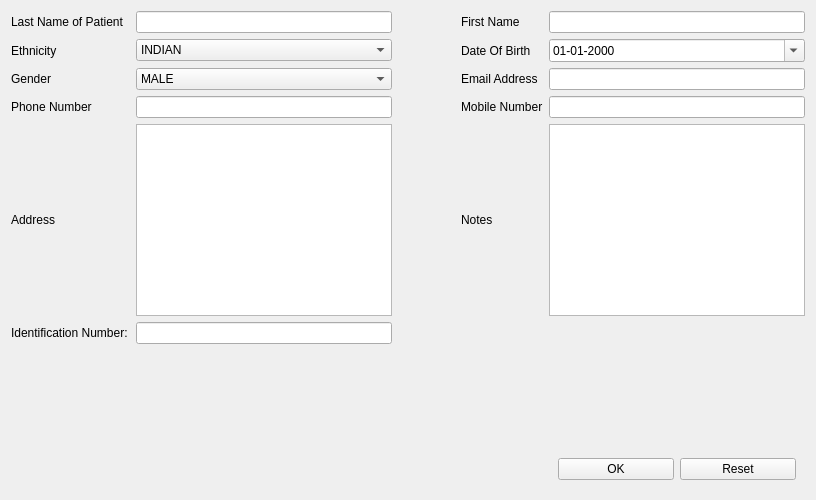
The window that ui/addpatient.ui (creativepsyco/panex-client) describes before a commit, drawn with Qt 5.
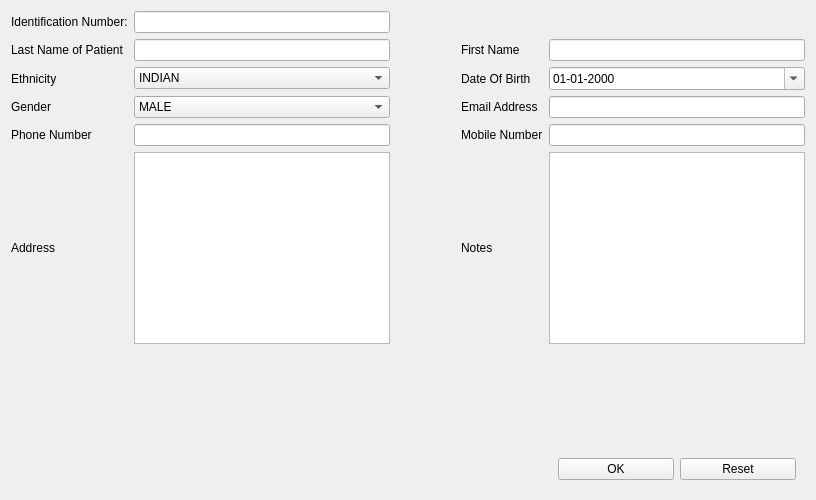
The same window after the commit.

Commit message: layout changes to the add patient from

```diff
--- a/ui/addpatient.ui
+++ b/ui/addpatient.ui
@@ -20,7 +20,50 @@
    <string>Form</string>
   </property>
   <layout class="QGridLayout" name="gridLayout">
-   <item row="10" column="6">
+   <item row="8" column="2">
+    <widget class="QLineEdit" name="txtPhoneNumber"/>
+   </item>
+   <item row="10" column="2">
+    <widget class="QTextEdit" name="txtAddress">
+     <property name="sizePolicy">
+      <sizepolicy hsizetype="Expanding" vsizetype="Expanding">
+       <horstretch>0</horstretch>
+       <verstretch>0</verstretch>
+      </sizepolicy>
+     </property>
+    </widget>
+   </item>
+   <item row="7" column="2">
+    <widget class="QComboBox" name="genderChoice">
+     <item>
+      <property name="text">
+       <string>MALE</string>
+      </property>
+     </item>
+     <item>
+      <property name="text">
+       <string>FEMALE</string>
+      </property>
+     </item>
+    </widget>
+   </item>
+   <item row="5" column="6">
+    <widget class="QDateEdit" name="dateOfBirth">
+     <property name="sizePolicy">
+      <sizepolicy hsizetype="Preferred" vsizetype="Fixed">
+       <horstretch>0</horstretch>
+       <verstretch>0</verstretch>
+      </sizepolicy>
+     </property>
+     <property name="displayFormat">
+      <string>dd-MM-yyyy</string>
+     </property>
+     <property name="calendarPopup">
+      <bool>true</bool>
+     </property>
+    </widget>
+   </item>
+   <item row="13" column="6">
     <spacer name="horizontalSpacer_2">
      <property name="orientation">
       <enum>Qt::Horizontal</enum>
@@ -33,34 +76,67 @@
      </property>
     </spacer>
    </item>
-   <item row="0" column="2">
+   <item row="5" column="4">
+    <widget class="QLabel" name="label_4">
+     <property name="text">
+      <string>Date Of Birth</string>
+     </property>
+    </widget>
+   </item>
+   <item row="14" column="6" rowspan="3">
+    <widget class="QFrame" name="frame">
+     <property name="frameShape">
+      <enum>QFrame::NoFrame</enum>
+     </property>
+     <property name="frameShadow">
+      <enum>QFrame::Raised</enum>
+     </property>
+     <layout class="QHBoxLayout" name="horizontalLayout">
+      <item>
+       <widget class="QPushButton" name="btnAddPatient">
+        <property name="text">
+         <string>OK</string>
+        </property>
+       </widget>
+      </item>
+      <item>
+       <widget class="QPushButton" name="btnReset">
+        <property name="text">
+         <string>Reset</string>
+        </property>
+       </widget>
+      </item>
+     </layout>
+    </widget>
+   </item>
+   <item row="3" column="2">
     <widget class="QLineEdit" name="txtPatientLastName"/>
    </item>
-   <item row="0" column="0">
+   <item row="3" column="0">
     <widget class="QLabel" name="label">
      <property name="text">
       <string>Last Name of Patient</string>
      </property>
     </widget>
    </item>
-   <item row="0" column="4">
+   <item row="3" column="4">
     <widget class="QLabel" name="label_2">
      <property name="text">
       <string>First Name</string>
      </property>
     </widget>
    </item>
-   <item row="2" column="0">
+   <item row="5" column="0">
     <widget class="QLabel" name="label_3">
      <property name="text">
       <string>Ethnicity</string>
      </property>
     </widget>
    </item>
-   <item row="0" column="6">
+   <item row="3" column="6">
     <widget class="QLineEdit" name="txtPatientFirstName"/>
    </item>
-   <item row="2" column="2">
+   <item row="5" column="2">
     <widget class="QComboBox" name="ethnicityChoice">
      <item>
       <property name="text">
@@ -84,98 +160,24 @@
      </item>
     </widget>
    </item>
-   <item row="5" column="4">
+   <item row="8" column="4">
     <widget class="QLabel" name="label_8">
      <property name="text">
       <string>Mobile Number</string>
      </property>
     </widget>
    </item>
-   <item row="2" column="4">
-    <widget class="QLabel" name="label_4">
-     <property name="text">
-      <string>Date Of Birth</string>
-     </property>
-    </widget>
-   </item>
-   <item row="2" column="6">
-    <widget class="QDateEdit" name="dateOfBirth">
-     <property name="sizePolicy">
-      <sizepolicy hsizetype="Preferred" vsizetype="Fixed">
-       <horstretch>0</horstretch>
-       <verstretch>0</verstretch>
-      </sizepolicy>
-     </property>
-     <property name="displayFormat">
-      <string>dd-MM-yyyy</string>
-     </property>
-     <property name="calendarPopup">
-      <bool>true</bool>
-     </property>
-    </widget>
-   </item>
-   <item row="4" column="2">
-    <widget class="QComboBox" name="genderChoice">
-     <item>
-      <property name="text">
-       <string>MALE</string>
-      </property>
-     </item>
-     <item>
-      <property name="text">
-       <string>FEMALE</string>
-      </property>
-     </item>
-    </widget>
-   </item>
-   <item row="4" column="0">
-    <widget class="QLabel" name="label_5">
-     <property name="text">
-      <string>Gender</string>
-     </property>
-    </widget>
-   </item>
-   <item row="4" column="4">
-    <widget class="QLabel" name="label_9">
-     <property name="text">
-      <string>Email Address</string>
-     </property>
-    </widget>
-   </item>
-   <item row="4" column="6">
-    <widget class="QLineEdit" name="txtEmail"/>
-   </item>
-   <item row="5" column="2">
-    <widget class="QLineEdit" name="txtPhoneNumber"/>
-   </item>
-   <item row="5" column="0">
-    <widget class="QLabel" name="label_7">
-     <property name="text">
-      <string>Phone Number</string>
-     </property>
-    </widget>
-   </item>
-   <item row="7" column="2">
-    <widget class="QTextEdit" name="txtAddress">
-     <property name="sizePolicy">
-      <sizepolicy hsizetype="Expanding" vsizetype="Expanding">
-       <horstretch>0</horstretch>
-       <verstretch>0</verstretch>
-      </sizepolicy>
-     </property>
-    </widget>
-   </item>
-   <item row="5" column="6">
+   <item row="8" column="6">
     <widget class="QLineEdit" name="txtMobileNumber"/>
    </item>
-   <item row="7" column="0">
+   <item row="10" column="0">
     <widget class="QLabel" name="label_6">
      <property name="text">
       <string>Address</string>
      </property>
     </widget>
    </item>
-   <item row="12" column="3">
+   <item row="15" column="3">
     <spacer name="horizontalSpacer">
      <property name="orientation">
       <enum>Qt::Horizontal</enum>
@@ -188,17 +190,17 @@
      </property>
     </spacer>
    </item>
-   <item row="7" column="6">
+   <item row="10" column="6">
     <widget class="QTextEdit" name="txtNotes"/>
    </item>
-   <item row="7" column="4">
+   <item row="10" column="4">
     <widget class="QLabel" name="label_10">
      <property name="text">
       <string>Notes</string>
      </property>
     </widget>
    </item>
-   <item row="10" column="2">
+   <item row="13" column="2">
     <spacer name="verticalSpacer_2">
      <property name="orientation">
       <enum>Qt::Vertical</enum>
@@ -211,7 +213,7 @@
      </property>
     </spacer>
    </item>
-   <item row="11" column="2" rowspan="3">
+   <item row="14" column="2" rowspan="3">
     <spacer name="verticalSpacer">
      <property name="orientation">
       <enum>Qt::Vertical</enum>
@@ -224,33 +226,38 @@
      </property>
     </spacer>
    </item>
-   <item row="11" column="6" rowspan="3">
-    <widget class="QFrame" name="frame">
-     <property name="frameShape">
-      <enum>QFrame::NoFrame</enum>
+   <item row="7" column="0">
+    <widget class="QLabel" name="label_5">
+     <property name="text">
+      <string>Gender</string>
      </property>
-     <property name="frameShadow">
-      <enum>QFrame::Raised</enum>
+    </widget>
+   </item>
+   <item row="7" column="4">
+    <widget class="QLabel" name="label_9">
+     <property name="text">
+      <string>Email Address</string>
      </property>
-     <layout class="QHBoxLayout" name="horizontalLayout">
-      <item>
-       <widget class="QPushButton" name="btnAddPatient">
-        <property name="text">
-         <string>OK</string>
-        </property>
-       </widget>
-      </item>
-      <item>
-       <widget class="QPushButton" name="btnReset">
-        <property name="text">
-         <string>Reset</string>
-        </property>
-       </widget>
-      </item>
-     </layout>
     </widget>
    </item>
-   <item row="9" column="2">
+   <item row="7" column="6">
+    <widget class="QLineEdit" name="txtEmail"/>
+   </item>
+   <item row="8" column="0">
+    <widget class="QLabel" name="label_7">
+     <property name="text">
+      <string>Phone Number</string>
+     </property>
+    </widget>
+   </item>
+   <item row="2" column="0">
+    <widget class="QLabel" name="label_11">
+     <property name="text">
+      <string>Identification Number:</string>
+     </property>
+    </widget>
+   </item>
+   <item row="2" column="2">
     <widget class="QLineEdit" name="txtIdNumber">
      <property name="inputMethodHints">
       <set>Qt::ImhUppercaseOnly</set>
@@ -260,13 +267,6 @@
      </property>
     </widget>
    </item>
-   <item row="9" column="0" colspan="2">
-    <widget class="QLabel" name="label_11">
-     <property name="text">
-      <string>Identification Number:</string>
-     </property>
-    </widget>
-   </item>
   </layout>
  </widget>
  <resources/>
```
